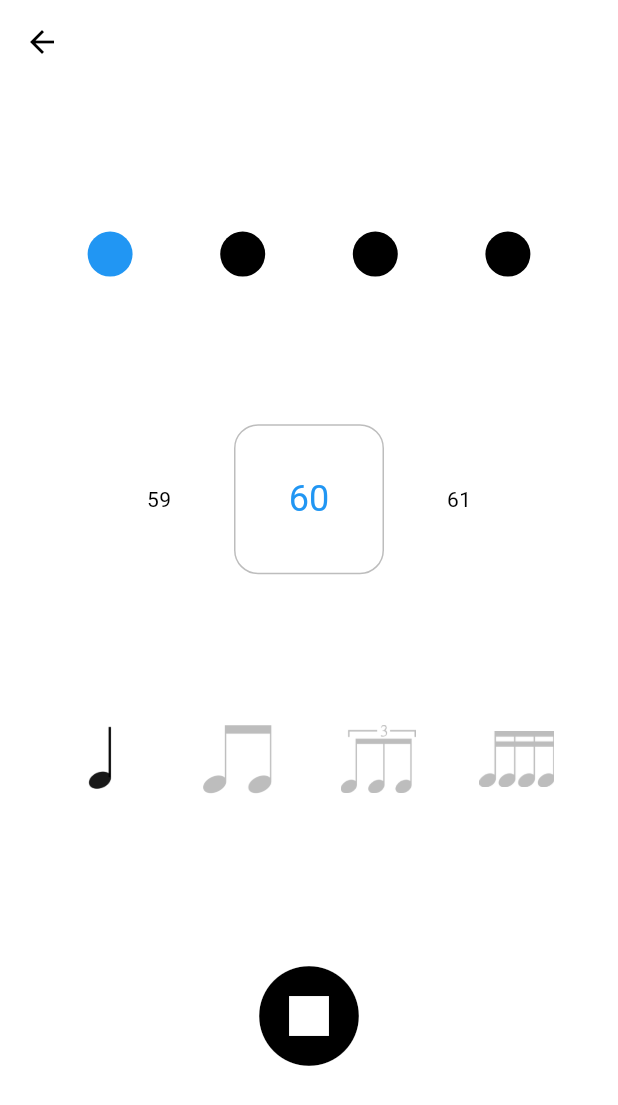
After one commit to w830207/guitar_partner, a Flutter app: the MetronomePage screen opened by its route, after a tap on the "play circle" icon, on a phone screen of 412 x 824 dp. The commit adds this screen. Shown: the top 1105 px of the screen. Run offline on Flutter 3.47's test engine with Material 3 defaults, Android fonts, the phone set to English and light mode, and no system bars; drawn by our look-alikes of numberpicker; our stand-ins replace card_swiper, freezed_annotation, get, just_audio; missing offline and left inert: soundpool; statements that could not run were skipped.

Commit message:
節拍器

```diff
--- a/lib/main.dart
+++ b/lib/main.dart
@@ -17,11 +17,7 @@ class MyApp extends StatelessWidget {
     return GetMaterialApp(
       title: 'Flutter Demo',
       theme: ThemeData(
-        colorScheme: ColorScheme.fromSwatch(
-          primarySwatch: Colors.grey,
-          backgroundColor: Colors.white,
-          brightness: Brightness.dark,
-        ),
+        colorScheme: const ColorScheme.light(primary: Colors.grey),
       ),
       home: const HomePage(),
       getPages: AppPages.pages,
--- a/lib/modules/home/logic.dart
+++ b/lib/modules/home/logic.dart
@@ -1,5 +1,3 @@
 import 'package:get/get.dart';
 
-class HomeLogic extends GetxController {
-
-}
+class HomeLogic extends GetxController {}
--- /dev/null
+++ b/lib/modules/metronome/binding.dart
@@ -0,0 +1,16 @@
+import 'dart:io';
+
+import 'package:get/get.dart';
+
+import 'logic.dart';
+
+class MetronomeBinding extends Bindings {
+  @override
+  void dependencies() {
+    if (Platform.isIOS) {
+      Get.lazyPut(() => MetronomeLogicInIos());
+    } else {
+      Get.lazyPut(() => MetronomeLogicInAndroid());
+    }
+  }
+}
--- /dev/null
+++ b/lib/modules/metronome/logic.dart
@@ -0,0 +1,197 @@
+import 'dart:async';
+
+import 'package:flutter/services.dart';
+import 'package:get/get.dart';
+import 'package:just_audio/just_audio.dart';
+import 'package:soundpool/soundpool.dart';
+
+abstract class MetronomeLogic extends GetxController {
+  final int minute = 60;
+
+  RxInt bpm = 60.obs;
+
+  RxBool isPlaying = false.obs;
+
+  Timer? timer1;
+  Timer? timer2;
+
+  Rx<MeterType> meterType = MeterType.single.obs;
+
+  late final Soundpool pool;
+  int metronomeup = 999;
+  int metronome = 999;
+
+  RxInt tickCount = 0.obs;
+  RxInt tockCount = 0.obs;
+
+  late final AudioPlayer player1;
+  late final AudioPlayer player2;
+
+  changeBpm(int value) {
+    bpm.call(value);
+  }
+
+  changeMeterType(MeterType type) {
+    meterType.call(type);
+  }
+
+  play();
+
+  stop();
+}
+
+class MetronomeLogicInAndroid extends MetronomeLogic {
+  @override
+  play() {
+    tickCount.value = 0;
+    isPlaying.call(true);
+    double milliseconds = minute / bpm.value * 1000;
+    timer1 = Timer.periodic(
+      Duration(milliseconds: milliseconds.toInt()),
+      (timer) async {
+        // 播放重音
+        // print("tick");
+        pool.play(metronomeup);
+        tickCount.value++;
+
+        tockCount.value = 0;
+        int target = meterType.value.beats - 1;
+        if (target > 0) {
+          timer2 = Timer.periodic(
+            Duration(
+                milliseconds: (milliseconds / meterType.value.beats).toInt()),
+            (t) async {
+              // 播放輕音
+              // print("tock");
+              pool.play(metronome);
+              tockCount.value++;
+
+              if (tockCount.value == target) t.cancel();
+            },
+          );
+        }
+      },
+    );
+  }
+
+  @override
+  stop() {
+    tickCount.value = 0;
+    tockCount.value = 0;
+
+    timer1!.cancel();
+    if (timer2 != null) timer2!.cancel();
+    isPlaying.call(false);
+  }
+
+  @override
+  void onInit() {
+    super.onInit();
+    pool = Soundpool.fromOptions();
+    rootBundle.load("assets/metronomeup.wav").then((asset) {
+      pool.load(asset).then((id) {
+        return metronomeup = id;
+      });
+    });
+    rootBundle.load("assets/metronome.wav").then((asset) {
+      pool.load(asset).then((id) {
+        return metronome = id;
+      });
+    });
+  }
+
+  @override
+  void onClose() {
+    if (timer1 != null) timer1!.cancel();
+    pool.dispose();
+    super.onClose();
+  }
+}
+
+class MetronomeLogicInIos extends MetronomeLogic {
+  @override
+  play() {
+    tickCount.value = 0;
+    isPlaying.call(true);
+    double milliseconds = minute / bpm.value * 1000;
+    timer1 = Timer.periodic(
+      Duration(milliseconds: milliseconds.toInt()),
+      (timer) async {
+        // 播放重音
+        // print("tick");
+        await player1.seek(Duration.zero);
+        player1.play();
+        tickCount.value++;
+
+        tockCount.value = 0;
+        int target = meterType.value.beats - 1;
+        if (target > 0) {
+          timer2 = Timer.periodic(
+            Duration(
+                milliseconds: (milliseconds / meterType.value.beats).toInt()),
+            (t) async {
+              // 播放輕音
+              // print("tock");
+              await player2.seek(Duration.zero);
+              player2.play();
+
+              tockCount.value++;
+              if (tockCount.value == target) t.cancel();
+            },
+          );
+        }
+      },
+    );
+  }
+
+  @override
+  stop() {
+    tickCount.value = 0;
+    tockCount.value = 0;
+    player1.stop();
+    player2.stop();
+
+    timer1!.cancel();
+    if (timer2 != null) timer2!.cancel();
+    isPlaying.call(false);
+  }
+
+  @override
+  void onInit() {
+    super.onInit();
+    player1 = AudioPlayer();
+    player2 = AudioPlayer();
+
+    player1.setAsset(
+      "assets/metronomeup.wav",
+      preload: true,
+    );
+    player2.setAsset(
+      "assets/metronome.wav",
+      preload: true,
+    );
+  }
+
+  @override
+  void onClose() {
+    if (timer1 != null) timer1!.cancel();
+    player1.dispose();
+    player2.dispose();
+    super.onClose();
+  }
+}
+
+enum MeterType {
+  single(beats: 1, img: "assets/single.webp"),
+  duple(beats: 2, img: "assets/duple.webp"),
+  triple(beats: 3, img: "assets/triple.webp"),
+  quadruple(beats: 4, img: "assets/quadruple.webp");
+
+  const MeterType({
+    required this.beats,
+    required this.img,
+  });
+
+  final int beats;
+  final String img;
+}
--- /dev/null
+++ b/lib/modules/metronome/view.dart
@@ -0,0 +1,139 @@
+import 'dart:io';
+
+import 'package:flutter/material.dart';
+import 'package:get/get.dart';
+import 'package:numberpicker/numberpicker.dart';
+
+import 'logic.dart';
+
+class MetronomePage extends StatelessWidget {
+  const MetronomePage({super.key});
+
+  @override
+  Widget build(BuildContext context) {
+    late final MetronomeLogic controller;
+    if (Platform.isIOS) {
+      controller = Get.find<MetronomeLogicInIos>();
+    } else {
+      controller = Get.find<MetronomeLogicInAndroid>();
+    }
+
+    return Scaffold(
+      appBar: AppBar(),
+      body: Column(
+        mainAxisAlignment: MainAxisAlignment.spaceEvenly,
+        children: [
+          Obx(() {
+            int tickIndex = controller.tickCount.value % 4;
+            int tockAmount = controller.meterType.value.beats - 1;
+            int tockIndex =
+                controller.tockCount.value % controller.meterType.value.beats;
+
+            return Row(
+              mainAxisAlignment: MainAxisAlignment.spaceEvenly,
+              children: [
+                for (int i = 1; i <= 4; i++)
+                  Builder(
+                    builder: (context) {
+                      bool isTickHere = tickIndex == i;
+                      if (i == 4 && tickIndex == 0) isTickHere = true;
+                      if (controller.tickCount.value == 0) isTickHere = false;
+
+                      return Row(
+                        children: [
+                          Container(
+                            width: 30,
+                            height: 30,
+                            decoration: BoxDecoration(
+                              color: isTickHere && tockIndex == 0
+                                  ? Colors.blue
+                                  : Colors.black,
+                              shape: BoxShape.circle,
+                            ),
+                          ),
+                          for (int j = 1; j <= tockAmount; j++)
+                            Builder(builder: (context) {
+                              bool isTockHere = tockIndex == j;
+
+                              return Container(
+                                width: 10,
+                                height: 10,
+                                margin: const EdgeInsets.only(left: 5),
+                                decoration: BoxDecoration(
+                                  color: isTickHere && isTockHere
+                                      ? Colors.blue
+                                      : Colors.black,
+                                  shape: BoxShape.circle,
+                                ),
+                              );
+                            }),
+                        ],
+                      );
+                    },
+                  ),
+              ],
+            );
+          }),
+          Obx(() {
+            return IgnorePointer(
+              ignoring: controller.isPlaying.value,
+              child: NumberPicker(
+                minValue: 1,
+                maxValue: 1000,
+                itemHeight: 100,
+                axis: Axis.horizontal,
+                selectedTextStyle: Theme.of(context)
+                    .textTheme
+                    .headlineSmall
+                    ?.copyWith(color: Colors.blue),
+                decoration: BoxDecoration(
+                  borderRadius: BorderRadius.circular(16),
+                  border: Border.all(color: Colors.black26),
+                ),
+                value: controller.bpm.value,
+                onChanged: controller.changeBpm,
+              ),
+            );
+          }),
+          Obx(() {
+            return IgnorePointer(
+              ignoring: controller.isPlaying.value,
+              child: Row(
+                mainAxisAlignment: MainAxisAlignment.spaceEvenly,
+                children: [
+                  for (MeterType meterType in MeterType.values)
+                    InkWell(
+                      onTap: () {
+                        controller.changeMeterType(meterType);
+                      },
+                      child: Image.asset(
+                        meterType.img,
+                        color: meterType == controller.meterType.value
+                            ? Colors.black
+                            : Colors.black26,
+                        width: 50,
+                        height: 50,
+                      ),
+                    ),
+                ],
+              ),
+            );
+          }),
+          Obx(() {
+            return IconButton(
+              onPressed: controller.isPlaying.value
+                  ? controller.stop
+                  : controller.play,
+              icon: Icon(
+                controller.isPlaying.value
+                    ? Icons.stop_circle
+                    : Icons.play_circle,
+                size: 80,
+              ),
+            );
+          }),
+        ],
+      ),
+    );
+  }
+}
--- a/lib/router.dart
+++ b/lib/router.dart
@@ -1,4 +1,6 @@
 import 'package:get/get.dart';
+import 'package:guitar_partner/modules/metronome/binding.dart';
+import 'package:guitar_partner/modules/metronome/view.dart';
 
 import 'modules/chord/binding.dart';
 import 'modules/chord/view.dart';
@@ -7,7 +9,8 @@ import 'modules/home/view.dart';
 
 enum AppPage {
   home("/home"),
-  chord("/chord");
+  chord("/chord"),
+  metronome("/metronome");
 
   const AppPage(this.name);
 
@@ -26,5 +29,10 @@ abstract class AppPages {
       page: () => const ChordPage(),
       binding: ChordBinding(),
     ),
+    GetPage(
+      name: AppPage.metronome.name,
+      page: () => const MetronomePage(),
+      binding: MetronomeBinding(),
+    ),
   ];
 }
--- a/pubspec.yaml
+++ b/pubspec.yaml
@@ -13,6 +13,10 @@ dependencies:
   json_annotation: ^4.9.0
   get: ^4.6.6
   card_swiper: ^3.0.1
+  numberpicker: ^2.1.2
+  soundpool: ^2.4.1
+  just_audio: ^0.9.42
+
 
 dev_dependencies:
   flutter_test:
```
Also changed, not shown: lib/modules/home/view.dart (+5 -3 lines), assets/duple.webp (added), assets/quadruple.webp (added), assets/single.webp (added), assets/triple.webp (added), pubspec.lock, 5 other files.
